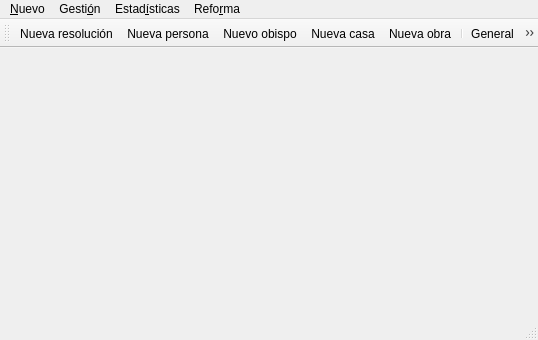
Above: gui/mainwindow.ui from rogorido/qtpredicadores before the change. Below: the same form after it.
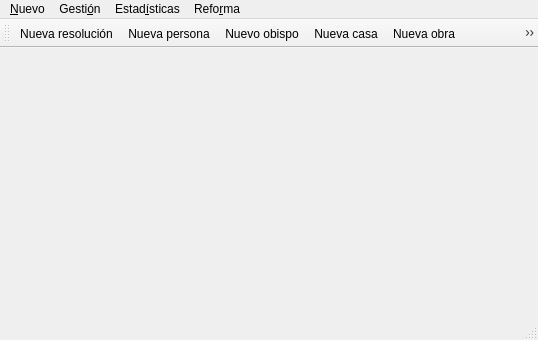
That is the form after the change. Icons and pictures are not drawn.

Commit message: Nuevo icono para NuevaDiocesis

```diff
--- a/gui/mainwindow.ui
+++ b/gui/mainwindow.ui
@@ -84,6 +84,7 @@
    <addaction name="actionNuevoObispo"/>
    <addaction name="actionNuevaCasa"/>
    <addaction name="actionNuevaObra"/>
+   <addaction name="actionNuevaDiocesis"/>
    <addaction name="separator"/>
    <addaction name="actionGeneralEstadisticas"/>
    <addaction name="separator"/>
```
Left out of the diff: 7 changed lines with no effect on the pictures. The commit also changes 3 other files.
